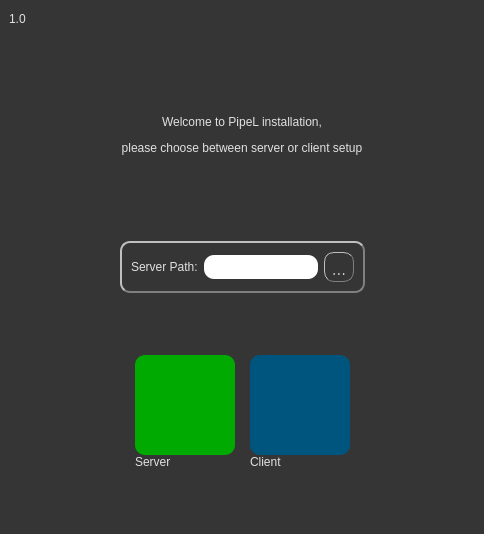
Above: install/installer/ui/install.ui from skarone/PipeL before the change. Below: the same form after it.
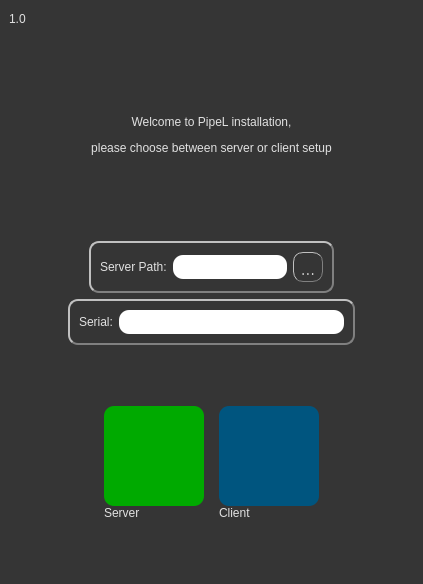
That is the form after the change. Icons and pictures are not drawn.

The edit to the form file:
```diff
--- a/install/installer/ui/install.ui
+++ b/install/installer/ui/install.ui
@@ -6,8 +6,8 @@
    <rect>
     <x>0</x>
     <y>0</y>
-    <width>484</width>
-    <height>534</height>
+    <width>423</width>
+    <height>584</height>
    </rect>
   </property>
   <property name="sizePolicy">
@@ -216,6 +216,84 @@
       </item>
      </layout>
     </item>
+    <item>
+     <layout class="QHBoxLayout" name="horizontalLayout_5">
+      <item>
+       <spacer name="horizontalSpacer_6">
+        <property name="orientation">
+         <enum>Qt::Horizontal</enum>
+        </property>
+        <property name="sizeHint" stdset="0">
+         <size>
+          <width>40</width>
+          <height>20</height>
+         </size>
+        </property>
+       </spacer>
+      </item>
+      <item>
+       <widget class="QFrame" name="frame_2">
+        <property name="minimumSize">
+         <size>
+          <width>287</width>
+          <height>0</height>
+         </size>
+        </property>
+        <property name="maximumSize">
+         <size>
+          <width>287</width>
+          <height>16777215</height>
+         </size>
+        </property>
+        <property name="styleSheet">
+         <string notr="true">border-style: outset;
+     border-width: 2px;
+     border-radius: 10px;
+     border-color: grey;</string>
+        </property>
+        <layout class="QHBoxLayout" name="horizontalLayout_6">
+         <item>
+          <widget class="QLabel" name="label_6">
+           <property name="styleSheet">
+            <string notr="true">border:none;</string>
+           </property>
+           <property name="text">
+            <string>Serial:</string>
+           </property>
+          </widget>
+         </item>
+         <item>
+          <widget class="QLineEdit" name="serial_le">
+           <property name="styleSheet">
+            <string notr="true">background-color: rgb(255, 255, 255);
+border:none;
+font: 75 10pt &quot;Open Sans&quot;;
+color:black;
+padding: 4px;</string>
+           </property>
+           <property name="frame">
+            <bool>true</bool>
+           </property>
+          </widget>
+         </item>
+        </layout>
+       </widget>
+      </item>
+      <item>
+       <spacer name="horizontalSpacer_7">
+        <property name="orientation">
+         <enum>Qt::Horizontal</enum>
+        </property>
+        <property name="sizeHint" stdset="0">
+         <size>
+          <width>40</width>
+          <height>20</height>
+         </size>
+        </property>
+       </spacer>
+      </item>
+     </layout>
+    </item>
     <item>
      <layout class="QHBoxLayout" name="horizontalLayout">
       <property name="spacing">
```
